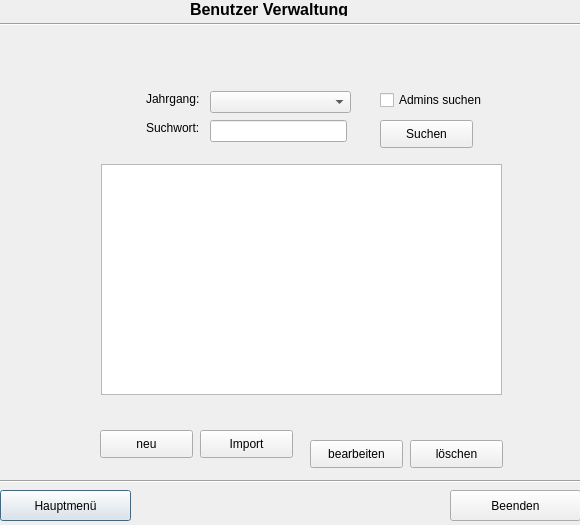
The window that ZitatErfassung/frmbenutzerverwaltung.ui (TrialAnd404/MyRepo) describes before a commit, drawn with Qt 5.
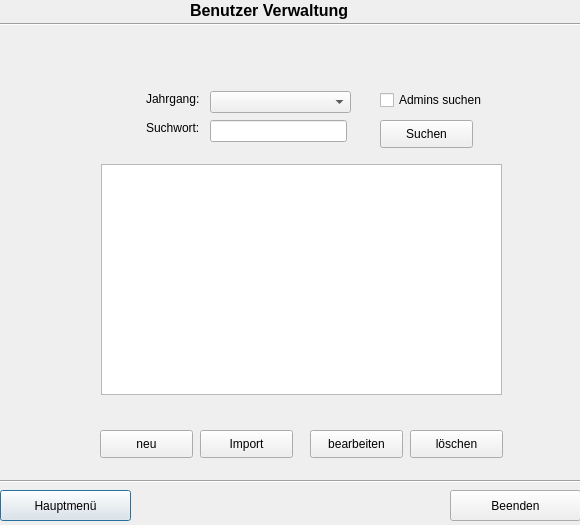
The same window after the commit.

```diff
--- a/ZitatErfassung/frmbenutzerverwaltung.ui
+++ b/ZitatErfassung/frmbenutzerverwaltung.ui
@@ -32,7 +32,7 @@
      <x>190</x>
      <y>0</y>
      <width>181</width>
-     <height>16</height>
+     <height>21</height>
     </rect>
    </property>
    <property name="text">
@@ -151,7 +151,7 @@
    <property name="geometry">
     <rect>
      <x>310</x>
-     <y>440</y>
+     <y>430</y>
      <width>93</width>
      <height>28</height>
     </rect>
@@ -164,7 +164,7 @@
    <property name="geometry">
     <rect>
      <x>410</x>
-     <y>440</y>
+     <y>430</y>
      <width>93</width>
      <height>28</height>
     </rect>
```
